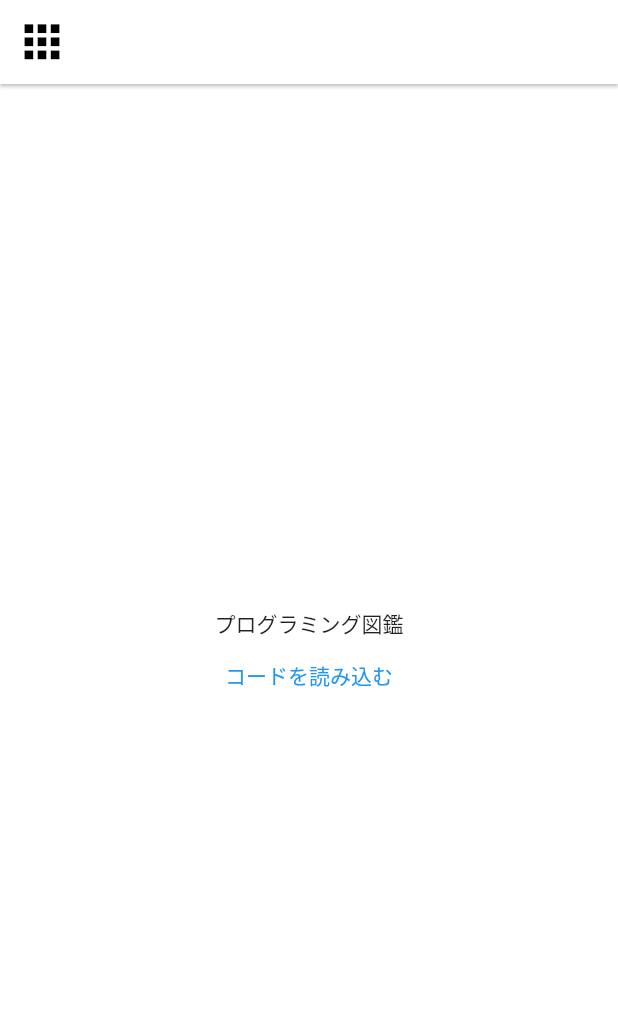
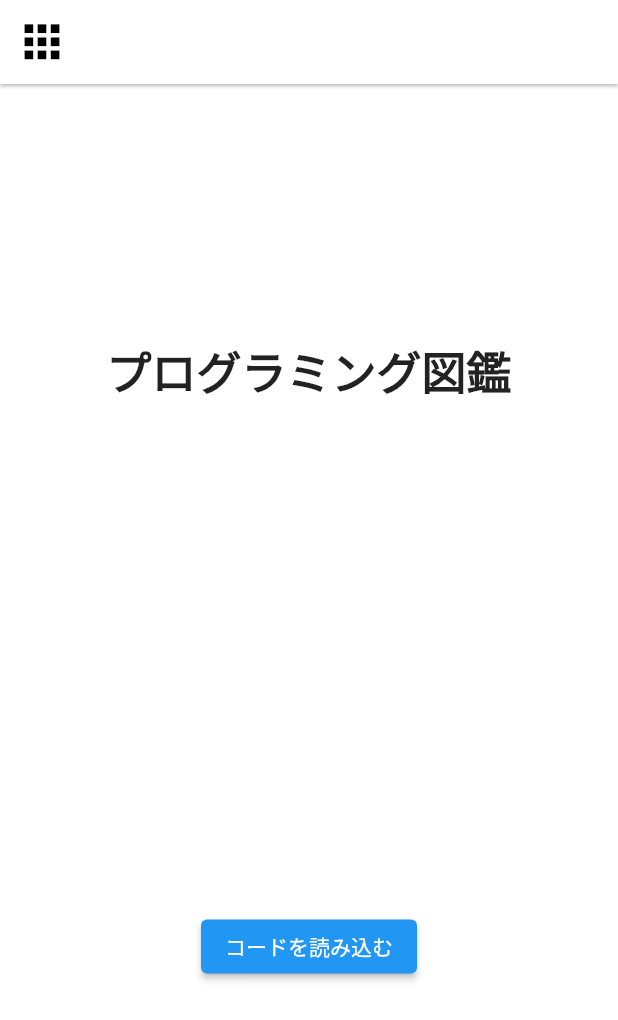
Before and after one commit to iseruuuuu/barcode_programing_laungage_collection_app, a Flutter app: the screen it shows after launch, on a phone screen of 412 x 824 dp. Shown: the top 1020 px of the screen. Run offline on Flutter 3.47's test engine with Material 2 defaults, Android fonts, the phone set to English and light mode, and no system bars; our stand-ins replace get, shared_preferences; missing offline and left inert: barcode_scan2.

Commit message:
add: 簡単なタイトルを入れた。

```diff
--- a/lib/screen/home/home_screen.dart
+++ b/lib/screen/home/home_screen.dart
@@ -24,10 +24,16 @@ class HomeScreen extends StatelessWidget {
       ),
       body: Center(
         child: Column(
-          mainAxisAlignment: MainAxisAlignment.center,
+          mainAxisAlignment: MainAxisAlignment.spaceAround,
           children: [
-            const Text('プログラミング図鑑'),
-            TextButton(
+            const Text(
+              'プログラミング図鑑',
+              style: TextStyle(
+                fontWeight: FontWeight.bold,
+                fontSize: 30,
+              ),
+            ),
+            ElevatedButton(
               onPressed: controller.onTapCamera,
               child: const Text(
                 'コードを読み込む',
```
